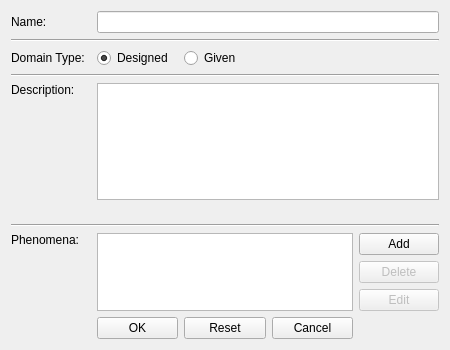
Old version of the form editdomain.ui in the repository mtkloepf/ProF.
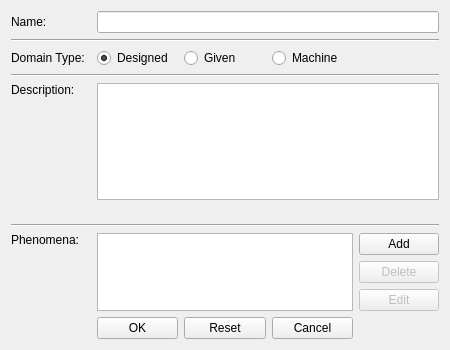
New version of the form.

Commit message: Updated the machine domain to have the same functionality as in PFedit. Fixed a bug involving the context menu of domains. No longer need to click twice on the edit option in order to pop up the menu. Added functionality for the interfaces to be created. They can be edited in the same regard as domains and little green dots in the scene.

The edit to the form file:
```diff
--- a/editdomain.ui
+++ b/editdomain.ui
@@ -156,6 +156,13 @@
      </property>
     </widget>
    </item>
+   <item row="5" column="4">
+    <widget class="QRadioButton" name="machineRadio">
+     <property name="text">
+      <string>Machine</string>
+     </property>
+    </widget>
+   </item>
   </layout>
  </widget>
  <resources/>
```
The commit also changes 16 other files.
